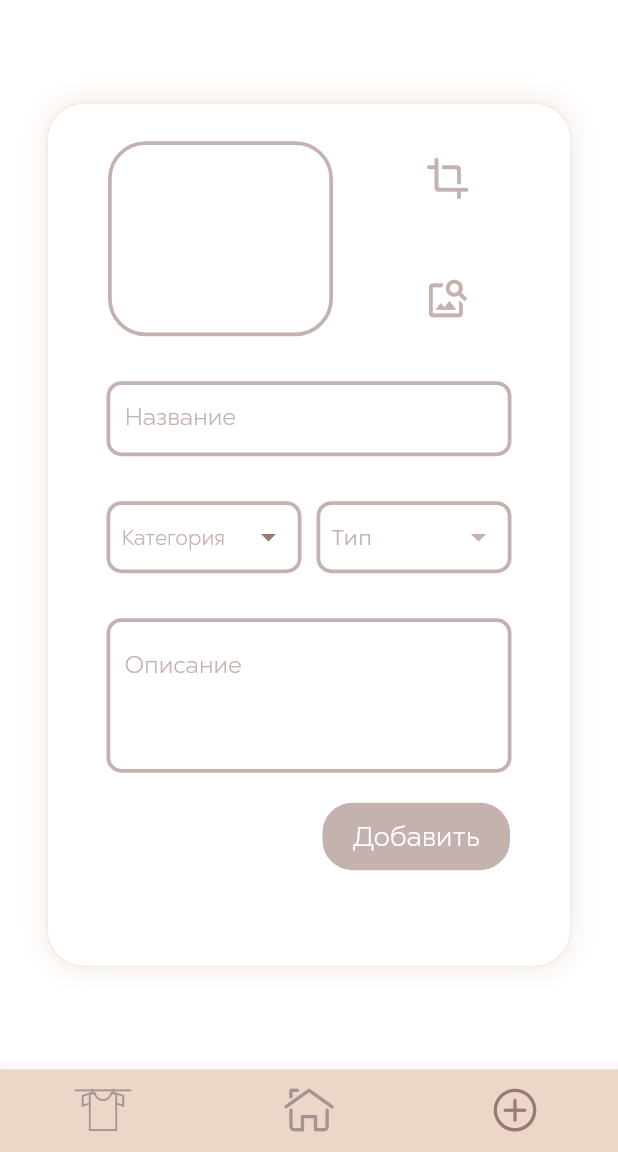
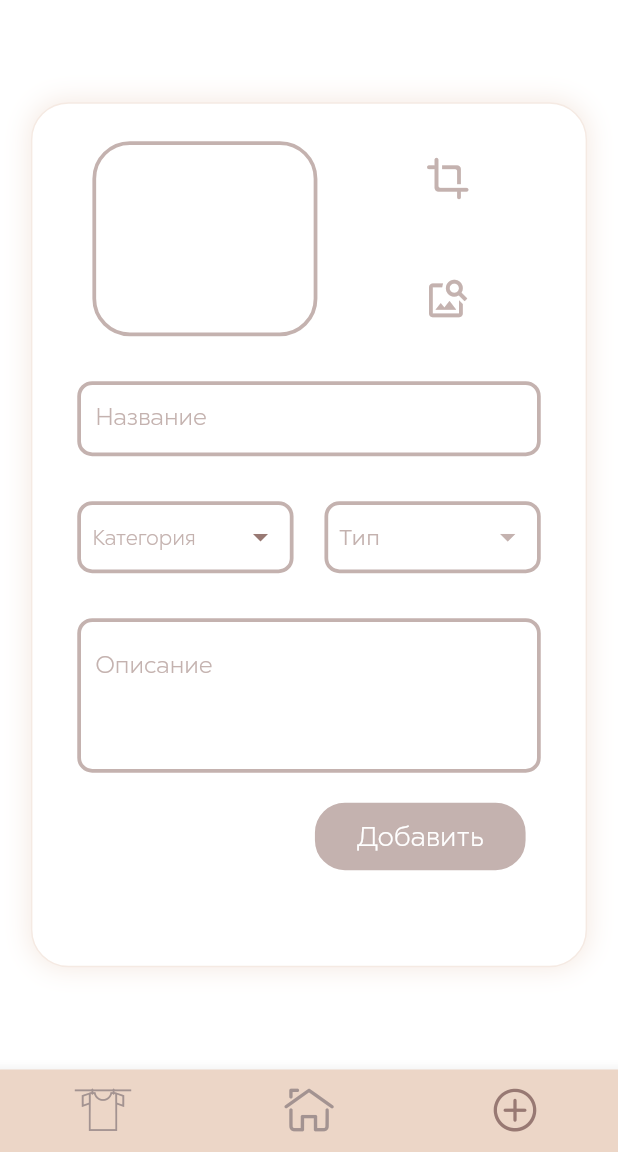
Before and after one commit to Loumber/Clothes, a Flutter app: the screen it shows after launch, item 3 of the bottom bar chosen, on a phone screen of 412 x 824 dp, the part 84-1236 px from its top. Run offline on Flutter 3.47's test engine with Material 2 defaults, Android fonts, the phone set to English and light mode, and no system bars; our stand-ins replace bloc, drift, equatable, flutter_bloc, geolocator, image_cropper and 2 more; accounts and stored records are empty; generated files the repository leaves out were written again; project files that could hold a hidden picture were left out.

Commit message:
изменила карточки

```diff
--- a/lib/DropdownCategories.dart
+++ b/lib/DropdownCategories.dart
@@ -38,9 +38,11 @@ class DropdownCategoriesState extends State<DropdownCategories>{
      }
     return Container(
         child: Row(
+          mainAxisAlignment: MainAxisAlignment.spaceBetween,
           children: [
             Container(
-              width: 130,
+              width: MediaQuery.of(context).size.width * 0.7 / 2,
+
               child: DecoratedBox(
                 decoration: BoxDecoration(
                   color: Colors.white,
@@ -89,10 +91,10 @@ class DropdownCategoriesState extends State<DropdownCategories>{
               ),
             ),
 
-            SizedBox(width: 10,),
+
 
             Container(
-              width: 130,
+              width: MediaQuery.of(context).size.width * 0.7 / 2,
               child: DecoratedBox(
                 decoration: BoxDecoration(
                     color: Colors.white,
--- a/lib/pages/AddClothesPage.dart
+++ b/lib/pages/AddClothesPage.dart
@@ -21,7 +21,7 @@ class AddClothesPage extends StatelessWidget {
         child: Container(
             child: SizedBox(
               height: MediaQuery.of(context).size.height * 0.7,
-              width: 350,
+              width: MediaQuery.of(context).size.width * 0.9,
               child: Container(
                 decoration: BoxDecoration(
                   color: Colors.white,
@@ -36,6 +36,7 @@ class AddClothesPage extends StatelessWidget {
                   )],
                 ),
                 child: Container(
+
                   child: SingleChildScrollView(
                     child: Column(
                       crossAxisAlignment: CrossAxisAlignment.center,
@@ -52,7 +53,7 @@ class AddClothesPage extends StatelessWidget {
                           padding: const EdgeInsets.fromLTRB(0, 30, 0, 0),
                           child: SizedBox(
                             height: 50,
-                            width: 270,
+                            width: MediaQuery.of(context).size.width * 0.75,
                             child: TextField(
                               cursorColor: CustomColors.dark_brown_tint2,
                               controller: titleController,
@@ -85,7 +86,7 @@ class AddClothesPage extends StatelessWidget {
                         Padding(
                           padding: const EdgeInsets.fromLTRB(0, 30, 0, 0),
                           child: SizedBox(
-                            width: 270,
+                            width: MediaQuery.of(context).size.width * 0.75,
                             child: DropdownCategories(myWidgetStateKey),
                           ),
                         ),
@@ -93,7 +94,8 @@ class AddClothesPage extends StatelessWidget {
                         Padding(
                           padding: const EdgeInsets.fromLTRB(0, 30, 0, 0),
                           child: SizedBox(
-                            width: 270,
+                            width: MediaQuery.of(context).size.width * 0.75,
+
                             //height: 100,
                             child: Container(
                               child: TextField(
@@ -133,7 +135,7 @@ class AddClothesPage extends StatelessWidget {
                             Padding(
 
                                 child: Container(
-                                  width: 125,
+                                  width: MediaQuery.of(context).size.width * 0.75 / 2.2,
                                   height: 45,
                                   decoration: BoxDecoration(
                                       color: CustomColors.dark_brown_tint2,
```
Also changed, not shown: lib/pages/EditClothesPage.dart (+6 -6 lines).
